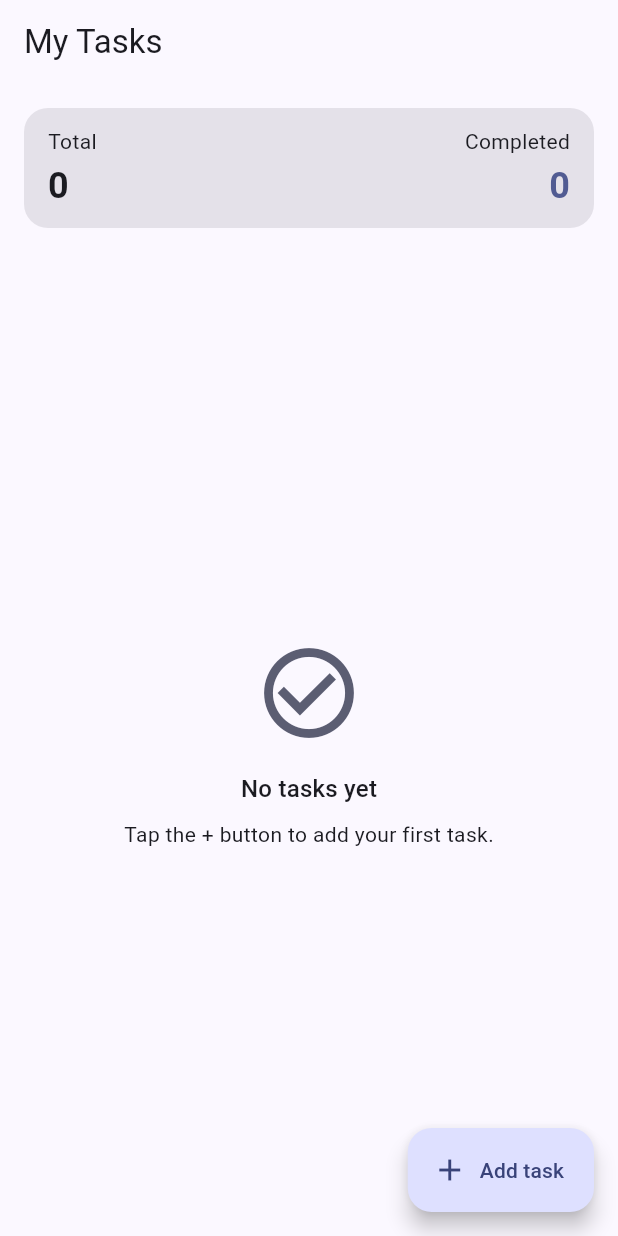
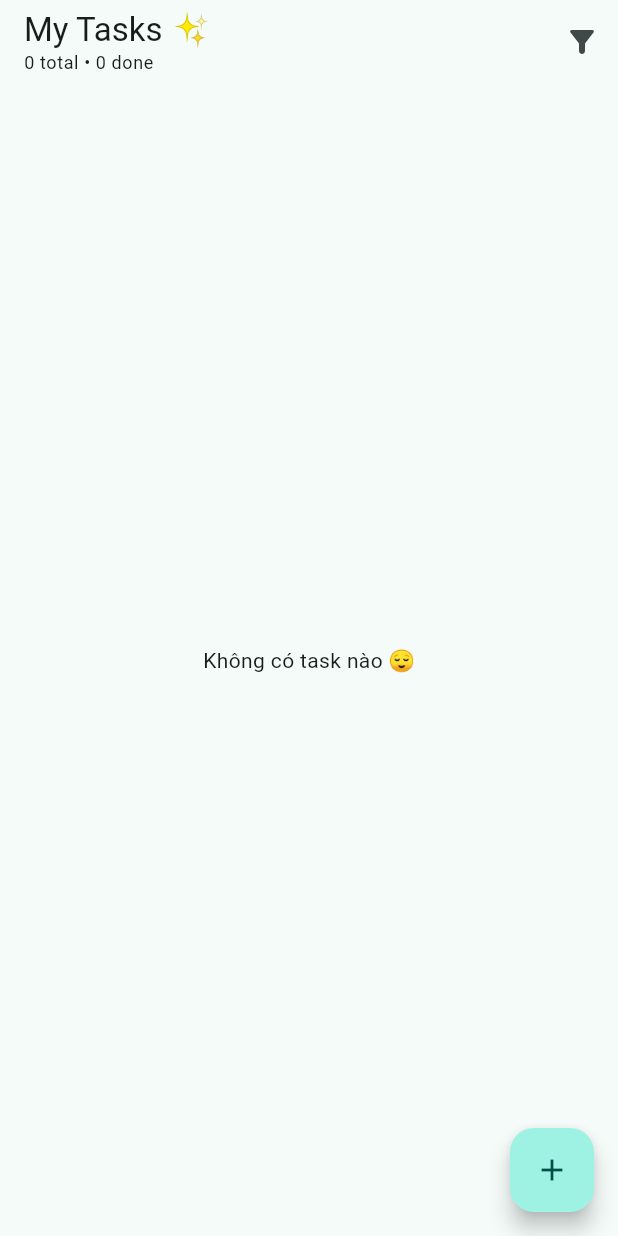
Before and after one commit to buyamm/FlutterLabWeek10, a Flutter app: the screen it shows after launch, on a phone screen of 412 x 824 dp. Run offline on Flutter 3.47's test engine with Material 3 defaults, Android fonts, the phone set to English and light mode, and no system bars; our stand-ins replace equatable, firebase_auth, firebase_core, fl_chart, flutter_dotenv, flutter_local_notifications and 9 more; missing offline and left inert: a package; accounts and stored records are empty; generated files the repository leaves out were written again.

Commit message:
push project 2 - todo app

```diff
--- a/Project2_todo_app/lib/main.dart
+++ b/Project2_todo_app/lib/main.dart
@@ -1,11 +1,8 @@
 import 'dart:convert';
-
 import 'package:flutter/material.dart';
 import 'package:shared_preferences/shared_preferences.dart';
 
-void main() {
-  runApp(const TodoApp());
-}
+void main() => runApp(const TodoApp());
 
 class TodoApp extends StatelessWidget {
   const TodoApp({super.key});
@@ -16,15 +13,13 @@ class TodoApp extends StatelessWidget {
       title: 'Todo App',
       debugShowCheckedModeBanner: false,
       theme: ThemeData(
-        colorScheme: ColorScheme.fromSeed(seedColor: Colors.indigo),
+        colorScheme: ColorScheme.fromSeed(
+          seedColor: Colors.teal,
+          brightness: Brightness.light,
+        ),
         useMaterial3: true,
-        inputDecorationTheme: const InputDecorationTheme(
-          border: OutlineInputBorder(),
       ),
-        listTileTheme: const ListTileThemeData(
-          contentPadding: EdgeInsets.symmetric(horizontal: 8),
-        ),
-      ),
+      darkTheme: ThemeData.dark(useMaterial3: true),
       home: const TodoHomePage(),
     );
   }
@@ -37,15 +32,16 @@ class TodoHomePage extends StatefulWidget {
   State<TodoHomePage> createState() => _TodoHomePageState();
 }
 
+enum FilterType { all, done, undone }
+
 class _TodoHomePageState extends State<TodoHomePage> {
   static const String _storageKey = 'todo_items';
-
-  final TextEditingController _inputController = TextEditingController();
-  final FocusNode _inputFocusNode = FocusNode();
-
-  List<TodoTask> _tasks = <TodoTask>[];
+  List<TodoTask> _tasks = [];
   SharedPreferences? _prefs;
   bool _isLoading = true;
+  FilterType _filter = FilterType.all;
+
+  final TextEditingController _controller = TextEditingController();
 
   @override
   void initState() {
@@ -53,411 +49,251 @@ class _TodoHomePageState extends State<TodoHomePage> {
     _loadTasks();
   }
 
-  @override
-  void dispose() {
-    _inputController.dispose();
-    _inputFocusNode.dispose();
-    super.dispose();
+  Future<void> _loadTasks() async {
+    _prefs = await SharedPreferences.getInstance();
+    final data = _prefs!.getString(_storageKey);
+    if (data != null) {
+      final List decoded = jsonDecode(data);
+      _tasks = decoded.map((e) => TodoTask.fromMap(e)).toList();
     }
-
-  Future<void> _loadTasks() async {
-    final SharedPreferences prefs = await SharedPreferences.getInstance();
-    final List<TodoTask> loadedTasks = <TodoTask>[];
-    final String? storedTasks = prefs.getString(_storageKey);
-
-    if (storedTasks != null) {
-      try {
-        final List<dynamic> decoded = jsonDecode(storedTasks) as List<dynamic>;
-        for (final dynamic entry in decoded) {
-          if (entry is Map<String, dynamic>) {
-            loadedTasks.add(TodoTask.fromMap(entry));
-          }
-        }
-      } catch (error) {
-        debugPrint('Failed to decode stored tasks: $error');
-      }
-    }
-
-    if (!mounted) {
-      return;
-    }
-
-    setState(() {
-      _prefs = prefs;
-      _tasks = loadedTasks;
-      _isLoading = false;
-    });
+    setState(() => _isLoading = false);
   }
 
   Future<void> _saveTasks() async {
-    final SharedPreferences prefs = _prefs ??=
-        await SharedPreferences.getInstance();
-    final String encoded = jsonEncode(
-      _tasks.map((TodoTask task) => task.toMap()).toList(),
-    );
-    await prefs.setString(_storageKey, encoded);
+    final encoded = jsonEncode(_tasks.map((e) => e.toMap()).toList());
+    await _prefs!.setString(_storageKey, encoded);
   }
 
-  Future<void> _addTask(String title) async {
-    final String trimmedTitle = title.trim();
-    if (trimmedTitle.isEmpty) {
-      return;
-    }
-
-    final TodoTask newTask = TodoTask(
+  void _addTask(String title) async {
+    final trimmed = title.trim();
+    if (trimmed.isEmpty) return;
+    final task = TodoTask(
       id: DateTime.now().millisecondsSinceEpoch.toString(),
-      title: trimmedTitle,
+      title: trimmed,
       isDone: false,
       createdAt: DateTime.now(),
     );
-
-    setState(() {
-      _tasks = <TodoTask>[..._tasks, newTask];
-    });
-
+    setState(() => _tasks.insert(0, task));
     await _saveTasks();
   }
 
-  Future<void> _toggleTaskStatus(TodoTask task) async {
+  void _toggleDone(TodoTask task) async {
     setState(() {
-      _tasks = _tasks
-          .map(
-            (TodoTask current) => current.id == task.id
-                ? current.copyWith(isDone: !current.isDone)
-                : current,
-          )
-          .toList();
+      task.isDone = !task.isDone;
     });
     await _saveTasks();
   }
 
-  Future<void> _deleteTask(TodoTask task) async {
-    setState(() {
-      _tasks = _tasks
-          .where((TodoTask current) => current.id != task.id)
-          .toList();
-    });
+  void _deleteTask(TodoTask task) async {
+    setState(() => _tasks.remove(task));
     await _saveTasks();
-
-    if (!mounted) {
-      return;
   }
 
-    ScaffoldMessenger.of(context).showSnackBar(
-      SnackBar(
-        content: Text('Removed "${task.title}"'),
-        duration: const Duration(seconds: 2),
-      ),
-    );
+  void _editTask(TodoTask task, String newTitle) async {
+    setState(() => task.title = newTitle.trim());
+    await _saveTasks();
   }
 
-  void _showAddTaskSheet() {
-    _inputController.clear();
-    showModalBottomSheet<void>(
+  List<TodoTask> get _filteredTasks {
+    switch (_filter) {
+      case FilterType.done:
+        return _tasks.where((t) => t.isDone).toList();
+      case FilterType.undone:
+        return _tasks.where((t) => !t.isDone).toList();
+      default:
+        return _tasks;
+    }
+  }
+
+  void _showTaskSheet({TodoTask? editTask}) {
+    _controller.text = editTask?.title ?? '';
+    showModalBottomSheet(
       context: context,
       isScrollControlled: true,
       shape: const RoundedRectangleBorder(
-        borderRadius: BorderRadius.vertical(top: Radius.circular(24)),
+        borderRadius: BorderRadius.vertical(top: Radius.circular(20)),
       ),
-      builder: (BuildContext sheetContext) {
+      builder: (ctx) {
         return Padding(
           padding: EdgeInsets.only(
-            left: 24,
-            right: 24,
-            top: 24,
-            bottom: MediaQuery.of(sheetContext).viewInsets.bottom + 24,
+            left: 20,
+            right: 20,
+            top: 20,
+            bottom: MediaQuery.of(ctx).viewInsets.bottom + 20,
           ),
           child: Column(
             mainAxisSize: MainAxisSize.min,
-            crossAxisAlignment: CrossAxisAlignment.stretch,
-            children: <Widget>[
+            children: [
+              Text(
+                editTask == null ? 'Add Task' : 'Edit Task',
+                style: Theme.of(context).textTheme.titleLarge,
+              ),
+              const SizedBox(height: 12),
               TextField(
-                controller: _inputController,
-                focusNode: _inputFocusNode,
+                controller: _controller,
                 autofocus: true,
-                maxLength: 60,
-                textInputAction: TextInputAction.done,
                 decoration: const InputDecoration(
-                  labelText: 'Task title',
-                  hintText: 'e.g. Buy groceries',
-                  counterText: '',
+                  hintText: 'Enter task...',
+                  border: OutlineInputBorder(),
                 ),
-                onSubmitted: (_) => _submitNewTask(),
+                onSubmitted: (val) {
+                  if (editTask == null) {
+                    _addTask(val);
+                  } else {
+                    _editTask(editTask, val);
+                  }
+                  _controller.clear();
+                  Navigator.pop(ctx);
+                },
               ),
-              const SizedBox(height: 16),
+              const SizedBox(height: 12),
               FilledButton.icon(
-                onPressed: _submitNewTask,
+                onPressed: () {
+                  final val = _controller.text;
+                  if (editTask == null) {
+                    _addTask(val);
+                  } else {
+                    _editTask(editTask, val);
+                  }
+                  _controller.clear();
+                  Navigator.pop(ctx);
+                },
                 icon: const Icon(Icons.check),
-                label: const Text('Save task'),
+                label: Text(editTask == null ? 'Add' : 'Save'),
               ),
             ],
-          ),
-        );
-      },
-    ).whenComplete(_inputController.clear);
-  }
-
-  Future<void> _submitNewTask() async {
-    final String value = _inputController.text;
-    if (value.trim().isEmpty) {
-      _inputFocusNode.requestFocus();
-      return;
-    }
-
-    await _addTask(value);
-
-    if (!mounted) {
-      return;
-    }
-
-    Navigator.of(context).maybePop();
-  }
-
-  Widget _buildBody() {
-    if (_isLoading) {
-      return const Center(child: CircularProgressIndicator());
-    }
-
-    if (_tasks.isEmpty) {
-      return _buildEmptyState();
-    }
-
-    return ListView.separated(
-      itemCount: _tasks.length,
-      separatorBuilder: (_, __) => const SizedBox(height: 12),
-      itemBuilder: (BuildContext context, int index) {
-        final TodoTask task = _tasks[index];
-        return Dismissible(
-          key: ValueKey<String>(task.id),
-          direction: DismissDirection.endToStart,
-          background: Container(
-            padding: const EdgeInsets.symmetric(horizontal: 20),
-            alignment: Alignment.centerRight,
-            decoration: BoxDecoration(
-              color: Theme.of(context).colorScheme.errorContainer,
-              borderRadius: BorderRadius.circular(12),
-            ),
-            child: Icon(
-              Icons.delete_outline,
-              color: Theme.of(context).colorScheme.onErrorContainer,
-            ),
-          ),
-          onDismissed: (_) => _deleteTask(task),
-          child: _TaskTile(
-            task: task,
-            onToggle: () => _toggleTaskStatus(task),
-            onDelete: () => _deleteTask(task),
           ),
         );
       },
     );
   }
 
-  Widget _buildEmptyState() {
-    return Center(
-      child: Column(
-        mainAxisSize: MainAxisSize.min,
-        children: <Widget>[
-          Icon(
-            Icons.check_circle_outline,
-            size: 72,
-            color: Theme.of(context).colorScheme.secondary,
-          ),
-          const SizedBox(height: 16),
-          Text('No tasks yet', style: Theme.of(context).textTheme.titleMedium),
-          const SizedBox(height: 8),
+  @override
+  Widget build(BuildContext context) {
+    final doneCount = _tasks.where((t) => t.isDone).length;
+
+    return Scaffold(
+      appBar: AppBar(
+        title: Column(
+          crossAxisAlignment: CrossAxisAlignment.start,
+          children: [
+            const Text('My Tasks ✨', style: TextStyle(fontSize: 22)),
             Text(
-            'Tap the + button to add your first task.',
-            style: Theme.of(context).textTheme.bodyMedium,
+              '${_tasks.length} total • $doneCount done',
+              style: Theme.of(context).textTheme.bodySmall,
             ),
           ],
+        ),
+        actions: [
+          PopupMenuButton<FilterType>(
+            icon: const Icon(Icons.filter_alt_rounded),
+            initialValue: _filter,
+            onSelected: (val) => setState(() => _filter = val),
+            itemBuilder:
+                (_) => const [
+                  PopupMenuItem(value: FilterType.all, child: Text('Tất cả')),
+                  PopupMenuItem(
+                    value: FilterType.undone,
+                    child: Text('Chưa xong'),
+                  ),
+                  PopupMenuItem(value: FilterType.done, child: Text('Đã xong')),
+                ],
+          ),
+        ],
+      ),
+      floatingActionButton: FloatingActionButton(
+        onPressed: () => _showTaskSheet(),
+        child: const Icon(Icons.add),
+      ),
+      body:
+          _isLoading
+              ? const Center(child: CircularProgressIndicator())
+              : _filteredTasks.isEmpty
+              ? const Center(child: Text('Không có task nào 😌'))
+              : ListView.builder(
+                padding: const EdgeInsets.all(16),
+                itemCount: _filteredTasks.length,
+                itemBuilder: (context, i) {
+                  final task = _filteredTasks[i];
+                  return AnimatedContainer(
+                    duration: const Duration(milliseconds: 300),
+                    margin: const EdgeInsets.only(bottom: 12),
+                    decoration: BoxDecoration(
+                      borderRadius: BorderRadius.circular(14),
+                      gradient: LinearGradient(
+                        colors:
+                            task.isDone
+                                ? [Colors.teal.shade200, Colors.teal.shade100]
+                                : [
+                                  Colors.indigo.shade200,
+                                  Colors.indigo.shade100,
+                                ],
+                      ),
+                    ),
+                    child: ListTile(
+                      shape: RoundedRectangleBorder(
+                        borderRadius: BorderRadius.circular(14),
+                      ),
+                      leading: Checkbox(
+                        value: task.isDone,
+                        onChanged: (_) => _toggleDone(task),
+                      ),
+                      title: Text(
+                        task.title,
+                        style: TextStyle(
+                          decoration:
+                              task.isDone ? TextDecoration.lineThrough : null,
+                        ),
+                      ),
+                      subtitle: Text(
+                        _formatDate(task.createdAt),
+                        style: const TextStyle(fontSize: 12),
+                      ),
+                      onTap: () => _showTaskSheet(editTask: task),
+                      trailing: IconButton(
+                        icon: const Icon(Icons.delete_outline),
+                        onPressed: () => _deleteTask(task),
+                      ),
+                    ),
+                  );
+                },
               ),
     );
   }
 
-  @override
-  Widget build(BuildContext context) {
-    final int completedCount = _tasks
-        .where((TodoTask task) => task.isDone)
-        .length;
-
-    return Scaffold(
-      appBar: AppBar(title: const Text('My Tasks')),
-      floatingActionButton: FloatingActionButton.extended(
-        onPressed: _showAddTaskSheet,
-        icon: const Icon(Icons.add),
-        label: const Text('Add task'),
-      ),
-      body: Padding(
-        padding: const EdgeInsets.fromLTRB(16, 16, 16, 0),
-        child: Column(
-          children: <Widget>[
-            _HeaderSummary(total: _tasks.length, completed: completedCount),
-            const SizedBox(height: 16),
-            Expanded(child: _buildBody()),
-          ],
-        ),
-      ),
-    );
+  String _formatDate(DateTime date) {
+    final diff = DateTime.now().difference(date);
+    if (diff.inMinutes < 1) return 'Vừa xong';
+    if (diff.inHours < 1) return '${diff.inMinutes} phút trước';
+    if (diff.inDays < 1) return '${diff.inHours} giờ trước';
+    return '${date.day}/${date.month}/${date.year}';
   }
 }
 
 class TodoTask {
-  const TodoTask({
+  String id;
+  String title;
+  bool isDone;
+  DateTime createdAt;
+
+  TodoTask({
     required this.id,
     required this.title,
     required this.isDone,
     required this.createdAt,
   });
 
-  final String id;
-  final String title;
-  final bool isDone;
-  final DateTime createdAt;
-
-  TodoTask copyWith({String? title, bool? isDone}) {
-    return TodoTask(
-      id: id,
-      title: title ?? this.title,
-      isDone: isDone ?? this.isDone,
-      createdAt: createdAt,
-    );
-  }
-
-  Map<String, dynamic> toMap() {
-    return <String, dynamic>{
+  Map<String, dynamic> toMap() => {
     'id': id,
     'title': title,
     'isDone': isDone,
     'createdAt': createdAt.toIso8601String(),
   };
-  }
 
-  factory TodoTask.fromMap(Map<String, dynamic> map) {
-    return TodoTask(
-      id: map['id'] as String? ?? '',
-      title: map['title'] as String? ?? '',
-      isDone: map['isDone'] as bool? ?? false,
-      createdAt:
-          DateTime.tryParse(map['createdAt'] as String? ?? '') ??
-          DateTime.now(),
+  factory TodoTask.fromMap(Map<String, dynamic> map) => TodoTask(
+    id: map['id'],
+    title: map['title'],
+    isDone: map['isDone'],
+    createdAt: DateTime.parse(map['createdAt']),
   );
 }
-}
-
-class _HeaderSummary extends StatelessWidget {
-  const _HeaderSummary({required this.total, required this.completed});
-
-  final int total;
-  final int completed;
-
-  @override
-  Widget build(BuildContext context) {
-    final ThemeData theme = Theme.of(context);
-    final ColorScheme colorScheme = theme.colorScheme;
-
-    return Container(
-      padding: const EdgeInsets.symmetric(horizontal: 16, vertical: 12),
-      decoration: BoxDecoration(
-        color: colorScheme.surfaceContainerHighest,
-        borderRadius: BorderRadius.circular(16),
-      ),
-      child: Row(
-        mainAxisAlignment: MainAxisAlignment.spaceBetween,
-        children: <Widget>[
-          Column(
-            crossAxisAlignment: CrossAxisAlignment.start,
-            children: <Widget>[
-              Text('Total', style: theme.textTheme.bodyMedium),
-              const SizedBox(height: 4),
-              Text(
-                '$total',
-                style: theme.textTheme.headlineSmall?.copyWith(
-                  fontWeight: FontWeight.bold,
-                ),
-              ),
-            ],
-          ),
-          Column(
-            crossAxisAlignment: CrossAxisAlignment.end,
-            children: <Widget>[
-              Text('Completed', style: theme.textTheme.bodyMedium),
-              const SizedBox(height: 4),
-              Text(
-                '$completed',
-                style: theme.textTheme.headlineSmall?.copyWith(
-                  fontWeight: FontWeight.bold,
-                  color: colorScheme.primary,
-                ),
-              ),
-            ],
-          ),
-        ],
-      ),
-    );
-  }
-}
-
-class _TaskTile extends StatelessWidget {
-  const _TaskTile({
-    required this.task,
-    required this.onToggle,
-    required this.onDelete,
-  });
-
-  final TodoTask task;
-  final VoidCallback onToggle;
-  final VoidCallback onDelete;
-
-  @override
-  Widget build(BuildContext context) {
-    final ThemeData theme = Theme.of(context);
-    final TextStyle? baseStyle = theme.textTheme.titleMedium;
-
-    return Material(
-      color: theme.colorScheme.surfaceContainerHighest,
-      borderRadius: BorderRadius.circular(12),
-      child: ListTile(
-        leading: Checkbox(
-          value: task.isDone,
-          shape: const CircleBorder(),
-          onChanged: (_) => onToggle(),
-        ),
-        title: Text(
-          task.title,
-          style: baseStyle?.copyWith(
-            decoration: task.isDone ? TextDecoration.lineThrough : null,
-            color: task.isDone
-                ? theme.colorScheme.outline
-                : theme.colorScheme.onSurface,
-          ),
-        ),
-        subtitle: Text(
-          'Created ${_formatCreatedAt(task.createdAt)}',
-          style: theme.textTheme.bodySmall,
-        ),
-        trailing: IconButton(
-          icon: const Icon(Icons.delete_outline),
-          onPressed: onDelete,
-        ),
-      ),
-    );
-  }
-
-  String _formatCreatedAt(DateTime date) {
-    final DateTime now = DateTime.now();
-    if (now.difference(date).inDays >= 1) {
-      return '${date.day.toString().padLeft(2, '0')}/'
-          '${date.month.toString().padLeft(2, '0')}';
-    }
-    final int hours = now.difference(date).inHours;
-    if (hours >= 1) {
-      return '$hours hour${hours == 1 ? '' : 's'} ago';
-    }
-    final int minutes = now.difference(date).inMinutes;
-    if (minutes >= 1) {
-      return '$minutes min${minutes == 1 ? '' : 's'} ago';
-    }
-    return 'Just now';
-  }
-}
```
Also changed, not shown: Project2_todo_app/image-1.png (added), Project2_todo_app/image.png (added), 1 other file. Lines whose indentation alone changed are shown as unchanged.
